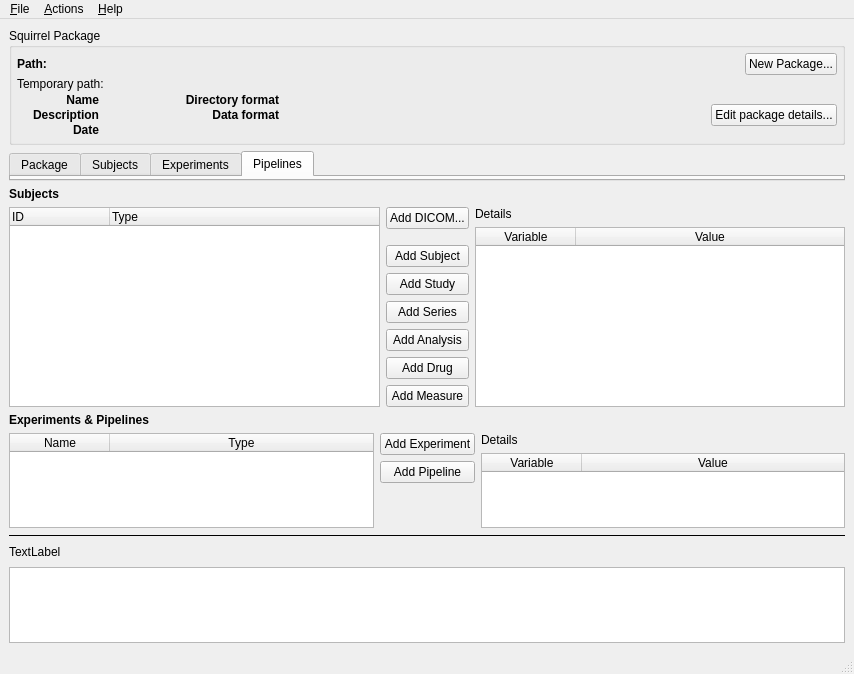
Before: the Qt Designer form src/squirrel-gui/mainwindow.ui in gbook/squirrel, drawn with Qt 5.
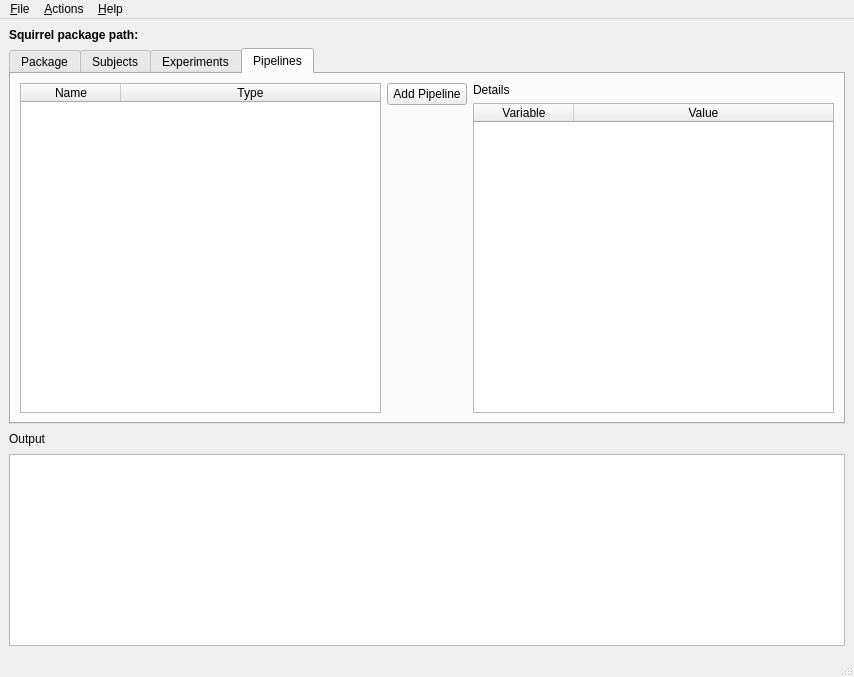
After: the same form once the commit is applied. The open tabs and pages were chosen to show the change. Icons and pictures are not drawn.

Commit message: added About dialog

Diff of the .ui file:
```diff
--- a/src/squirrel-gui/mainwindow.ui
+++ b/src/squirrel-gui/mainwindow.ui
@@ -7,7 +7,7 @@
     <x>0</x>
     <y>0</y>
     <width>854</width>
-    <height>674</height>
+    <height>677</height>
    </rect>
   </property>
   <property name="font">
@@ -24,28 +24,7 @@
    </iconset>
   </property>
   <widget class="QWidget" name="centralwidget">
-   <layout class="QVBoxLayout" name="verticalLayout_2" stretch="0,0,0,1,0,0,0,0,0">
-    <item>
-     <widget class="QGroupBox" name="groupBox">
-      <property name="title">
-       <string>Squirrel Package</string>
-      </property>
-      <layout class="QVBoxLayout" name="verticalLayout_4">
-       <property name="spacing">
-        <number>2</number>
-       </property>
-       <property name="leftMargin">
-        <number>5</number>
-       </property>
-       <property name="topMargin">
-        <number>5</number>
-       </property>
-       <property name="rightMargin">
-        <number>5</number>
-       </property>
-       <property name="bottomMargin">
-        <number>5</number>
-       </property>
+   <layout class="QVBoxLayout" name="verticalLayout_2" stretch="0,1,0,0">
        <item>
         <layout class="QHBoxLayout" name="horizontalLayout">
          <item>
@@ -59,7 +38,7 @@
             </font>
            </property>
            <property name="text">
-            <string>Path: </string>
+         <string>Squirrel package path: </string>
            </property>
           </widget>
          </item>
@@ -76,18 +55,18 @@
            </property>
           </widget>
          </item>
-         <item>
-          <widget class="QPushButton" name="btnNewPackage">
-           <property name="toolTip">
-            <string>&lt;html&gt;&lt;head/&gt;&lt;body&gt;&lt;p&gt;This creates an empty squirrel package&lt;/p&gt;&lt;/body&gt;&lt;/html&gt;</string>
-           </property>
-           <property name="text">
-            <string>New Package...</string>
-           </property>
-          </widget>
-         </item>
-        </layout>
-       </item>
+     </layout>
+    </item>
+    <item>
+     <widget class="QTabWidget" name="tabWidget">
+      <property name="currentIndex">
+       <number>1</number>
+      </property>
+      <widget class="QWidget" name="tab">
+       <attribute name="title">
+        <string>Package</string>
+       </attribute>
+       <layout class="QVBoxLayout" name="verticalLayout_7">
        <item>
         <layout class="QHBoxLayout" name="horizontalLayout_5" stretch="0,1">
          <property name="topMargin">
@@ -267,49 +246,26 @@
          </item>
         </layout>
        </item>
-      </layout>
-     </widget>
-    </item>
     <item>
-     <widget class="QTabWidget" name="tabWidget">
-      <property name="currentIndex">
-       <number>0</number>
-      </property>
-      <widget class="QWidget" name="tab">
-       <attribute name="title">
-        <string>Package</string>
-       </attribute>
+         <spacer name="verticalSpacer_4">
+          <property name="orientation">
+           <enum>Qt::Vertical</enum>
+          </property>
+          <property name="sizeHint" stdset="0">
+           <size>
+            <width>20</width>
+            <height>40</height>
+           </size>
+          </property>
+         </spacer>
+        </item>
+       </layout>
       </widget>
       <widget class="QWidget" name="tab_2">
        <attribute name="title">
         <string>Subjects</string>
        </attribute>
-      </widget>
-      <widget class="QWidget" name="tab_3">
-       <attribute name="title">
-        <string>Experiments</string>
-       </attribute>
-      </widget>
-      <widget class="QWidget" name="tab_4">
-       <attribute name="title">
-        <string>Pipelines</string>
-       </attribute>
-      </widget>
-     </widget>
-    </item>
-    <item>
-     <widget class="QLabel" name="label_2">
-      <property name="font">
-       <font>
-        <bold>true</bold>
-        <stylestrategy>PreferAntialias</stylestrategy>
-       </font>
-      </property>
-      <property name="text">
-       <string>Subjects</string>
-      </property>
-     </widget>
-    </item>
+       <layout class="QVBoxLayout" name="verticalLayout_9">
     <item>
      <layout class="QHBoxLayout" name="horizontalLayout_2" stretch="0,0,0">
       <item>
@@ -327,7 +283,7 @@
          <number>30</number>
         </property>
         <property name="rootIsDecorated">
-         <bool>false</bool>
+             <bool>true</bool>
         </property>
         <property name="sortingEnabled">
          <bool>false</bool>
@@ -475,19 +431,13 @@
       </item>
      </layout>
     </item>
-    <item>
-     <widget class="QLabel" name="label_3">
-      <property name="font">
-       <font>
-        <bold>true</bold>
-        <stylestrategy>PreferAntialias</stylestrategy>
-       </font>
-      </property>
-      <property name="text">
-       <string>Experiments &amp; Pipelines</string>
-      </property>
-     </widget>
-    </item>
+       </layout>
+      </widget>
+      <widget class="QWidget" name="tab_3">
+       <attribute name="title">
+        <string>Experiments</string>
+       </attribute>
+       <layout class="QVBoxLayout" name="verticalLayout_8">
     <item>
      <layout class="QHBoxLayout" name="horizontalLayout_3">
       <item>
@@ -528,13 +478,6 @@
           </property>
          </widget>
         </item>
-        <item>
-         <widget class="QPushButton" name="btnAddPipeline">
-          <property name="text">
-           <string>Add Pipeline</string>
-          </property>
-         </widget>
-        </item>
         <item>
          <spacer name="verticalSpacer_2">
           <property name="orientation">
@@ -592,20 +535,112 @@
       </item>
      </layout>
     </item>
+       </layout>
+      </widget>
+      <widget class="QWidget" name="tab_4">
+       <attribute name="title">
+        <string>Pipelines</string>
+       </attribute>
+       <layout class="QVBoxLayout" name="verticalLayout_12">
     <item>
-     <widget class="Line" name="line">
-      <property name="frameShadow">
-       <enum>QFrame::Plain</enum>
-      </property>
-      <property name="lineWidth">
-       <number>1</number>
-      </property>
-      <property name="midLineWidth">
-       <number>0</number>
-      </property>
+         <layout class="QHBoxLayout" name="horizontalLayout_7">
+          <item>
+           <widget class="QTableWidget" name="experimentsTable_2">
+            <property name="alternatingRowColors">
+             <bool>true</bool>
+            </property>
+            <property name="columnCount">
+             <number>2</number>
+            </property>
+            <attribute name="horizontalHeaderCascadingSectionResizes">
+             <bool>false</bool>
+            </attribute>
+            <attribute name="horizontalHeaderShowSortIndicator" stdset="0">
+             <bool>true</bool>
+            </attribute>
+            <attribute name="horizontalHeaderStretchLastSection">
+             <bool>true</bool>
+            </attribute>
+            <column>
+             <property name="text">
+              <string>Name</string>
+             </property>
+            </column>
+            <column>
+             <property name="text">
+              <string>Type</string>
+             </property>
+            </column>
+           </widget>
+          </item>
+          <item>
+           <layout class="QVBoxLayout" name="verticalLayout_10">
+            <item>
+             <widget class="QPushButton" name="btnAddPipeline_2">
+              <property name="text">
+               <string>Add Pipeline</string>
+              </property>
+             </widget>
+            </item>
+            <item>
+             <spacer name="verticalSpacer_5">
       <property name="orientation">
-       <enum>Qt::Horizontal</enum>
-      </property>
+               <enum>Qt::Vertical</enum>
+              </property>
+              <property name="sizeHint" stdset="0">
+               <size>
+                <width>20</width>
+                <height>40</height>
+               </size>
+              </property>
+             </spacer>
+            </item>
+           </layout>
+          </item>
+          <item>
+           <layout class="QVBoxLayout" name="verticalLayout_11">
+            <property name="rightMargin">
+             <number>0</number>
+            </property>
+            <item>
+             <widget class="QLabel" name="label_11">
+              <property name="text">
+               <string>Details</string>
+              </property>
+             </widget>
+            </item>
+            <item>
+             <widget class="QTableWidget" name="pipelineDetailsTable_2">
+              <property name="alternatingRowColors">
+               <bool>true</bool>
+              </property>
+              <property name="sortingEnabled">
+               <bool>true</bool>
+              </property>
+              <attribute name="horizontalHeaderCascadingSectionResizes">
+               <bool>true</bool>
+              </attribute>
+              <attribute name="horizontalHeaderStretchLastSection">
+               <bool>true</bool>
+              </attribute>
+              <column>
+               <property name="text">
+                <string>Variable</string>
+               </property>
+              </column>
+              <column>
+               <property name="text">
+                <string>Value</string>
+               </property>
+              </column>
+             </widget>
+            </item>
+           </layout>
+          </item>
+         </layout>
+        </item>
+       </layout>
+      </widget>
      </widget>
     </item>
     <item>
@@ -613,7 +648,7 @@
       <item>
        <widget class="QLabel" name="label_12">
         <property name="text">
-         <string>TextLabel</string>
+         <string>Output</string>
         </property>
        </widget>
       </item>
```
Left out of the diff: 3 changed lines with no effect on the pictures. Lines whose indentation alone changed are shown as unchanged. The commit also changes 6 other files.
